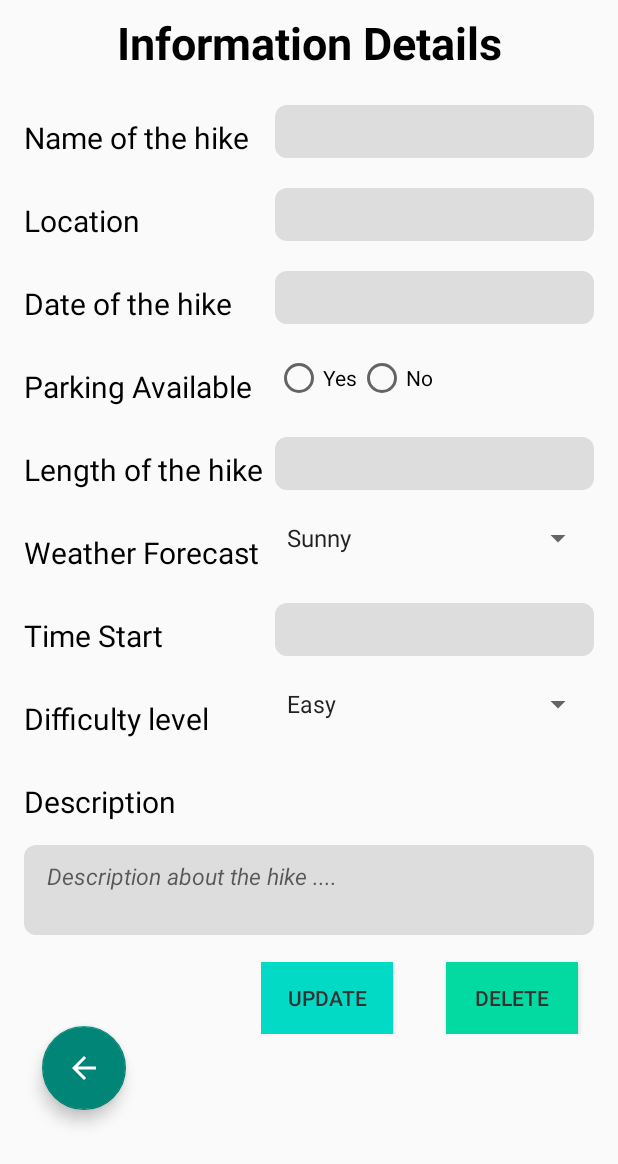
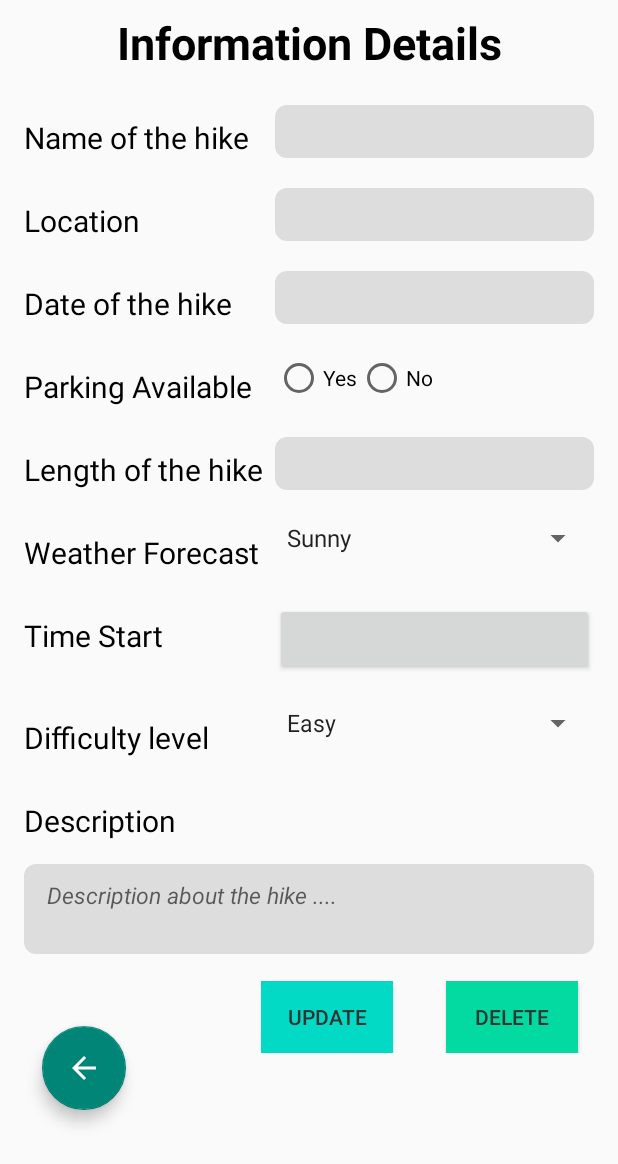
Before and after one commit to 1Ir-is/COMP1786-CourseWork, an Android app: the UpdateActivity screen opened directly, with no data from a screen before it, on a phone screen of 412 x 824 dp. Shown: the top 1164 px of the screen. Run offline under Robolectric (Android 15) with nearby library versions, the phone set to English and light mode, and no system bars.

Commit message:
fix: add the time picker for the UpdateActivity

```diff
--- a/app/src/main/java/com/example/coursework/activities/UpdateActivity.java
+++ b/app/src/main/java/com/example/coursework/activities/UpdateActivity.java
@@ -5,6 +5,7 @@ import androidx.appcompat.app.AlertDialog;
 import androidx.appcompat.app.AppCompatActivity;
 
 import android.app.Activity;
+import android.app.TimePickerDialog;
 import android.content.DialogInterface;
 import android.content.Intent;
 import android.os.Bundle;
@@ -15,6 +16,7 @@ import android.widget.EditText;
 import android.widget.RadioGroup;
 import android.widget.RadioButton;
 import android.widget.Spinner;
+import android.widget.TimePicker;
 import android.widget.Toast;
 
 import com.example.coursework.database.DatabaseHelper;
@@ -22,13 +24,16 @@ import com.example.coursework.R;
 import com.example.coursework.fragment.HomeFragment;
 import com.google.android.material.floatingactionbutton.FloatingActionButton;
 
+import java.util.Calendar;
+import java.util.Locale;
+
 public class UpdateActivity extends AppCompatActivity {
 
-    EditText nameInputUpdate, locationInputUpdate, dateInputUpdate, lengthInputUpdate, estimatedTimeUpdate, descriptionInputUpdate;
+    EditText nameInputUpdate, locationInputUpdate, dateInputUpdate, lengthInputUpdate, descriptionInputUpdate;
     RadioGroup parkingRadioGroup;
     Spinner hikeWeatherForecastSpinner, hikeDifficultyLevelSpinner;
     RadioButton radioButtonYes, radioButtonNo;
-    Button updateButton, deleteButton;
+    Button updateButton, deleteButton, estimatedTimeUpdate;
     FloatingActionButton backButton;
     String id, name, location, date, parkingAvailable, length, weatherForecast, estimatedTime, difficultyLevel, description;
 
@@ -41,10 +46,13 @@ public class UpdateActivity extends AppCompatActivity {
         locationInputUpdate = findViewById(R.id.hike_location_text_update);
         dateInputUpdate = findViewById(R.id.hike_date_text_update);
         lengthInputUpdate = findViewById(R.id.hike_length_text_update);
-        estimatedTimeUpdate = findViewById(R.id.hike_time_estimated_text_update);
         descriptionInputUpdate = findViewById(R.id.hike_description_text_update);
+
+        estimatedTimeUpdate = findViewById(R.id.hike_estimated_time_update_button);
+
         hikeWeatherForecastSpinner = findViewById(R.id.hike_weather_forecast_spinner);
         hikeDifficultyLevelSpinner = findViewById(R.id.hike_difficulty_level_spinner);
+
         parkingRadioGroup = findViewById(R.id.parking_available_radio_group);
         radioButtonYes = findViewById(R.id.radio_yes);
         radioButtonNo = findViewById(R.id.radio_no);
@@ -60,18 +68,21 @@ public class UpdateActivity extends AppCompatActivity {
             @Override
             public void onClick(View view) {
                 DatabaseHelper databaseHelper = new DatabaseHelper(UpdateActivity.this);
+
+                // get the input data
                 name = nameInputUpdate.getText().toString().trim();
                 location = locationInputUpdate.getText().toString().trim();
                 date = dateInputUpdate.getText().toString().trim();
                 length = lengthInputUpdate.getText().toString().trim();
                 estimatedTime = estimatedTimeUpdate.getText().toString().trim();
-
                 description = descriptionInputUpdate.getText().toString().trim();
 
+                // get the radio button data
                 int selectedId = parkingRadioGroup.getCheckedRadioButtonId();
                 RadioButton selectedRadioButton = findViewById(selectedId);
                 parkingAvailable = selectedRadioButton.getText().toString();
 
+                // get the spinner data
                 weatherForecast = hikeWeatherForecastSpinner.getSelectedItem().toString();
                 difficultyLevel = hikeDifficultyLevelSpinner.getSelectedItem().toString();
 
@@ -82,6 +93,25 @@ public class UpdateActivity extends AppCompatActivity {
                 intent.putExtra("fragmentToLoad", "home_fragment");
                 startActivity(intent);
                 finish(); // end UpdateActivity
+            }
+        });
+
+        estimatedTimeUpdate.setOnClickListener(new View.OnClickListener() {
+            @Override
+            public void onClick(View view) {
+                Calendar calendar = Calendar.getInstance();
+                int hour = calendar.get(Calendar.HOUR_OF_DAY);
+                int minute = calendar.get(Calendar.MINUTE);
+
+                TimePickerDialog timePickerDialog = new TimePickerDialog(UpdateActivity.this, new TimePickerDialog.OnTimeSetListener() {
+                    @Override
+                    public void onTimeSet(TimePicker timePicker, int hourOfDay, int minute) {
+                        String selectedTime = String.format(Locale.getDefault(), "%02d:%02d", hourOfDay, minute);
+                        estimatedTimeUpdate.setText(selectedTime);
+                    }
+                }, hour, minute, android.text.format.DateFormat.is24HourFormat(UpdateActivity.this));
+
+                timePickerDialog.show();
             }
         });
 
--- a/app/src/main/res/layout/activity_update.xml
+++ b/app/src/main/res/layout/activity_update.xml
@@ -250,23 +250,12 @@
                 app:layout_constraintTop_toBottomOf="@+id/radioGroupParking"
                 tools:ignore="RtlSymmetry" />
 
-            <EditText
-                android:id="@+id/hike_time_estimated_text_update"
+            <Button
+                android:id="@+id/hike_estimated_time_update_button"
                 android:layout_width="0dp"
-                android:layout_height="match_parent"
+                android:layout_height="wrap_content"
                 android:layout_weight="1"
-                android:paddingStart="15dp"
-                android:textStyle="italic"
-                android:textColor="@color/text_color"
-                android:background="@drawable/input_background"
-                android:ems="10"
-                android:inputType="number"
-                android:text=""
-                android:textSize="20sp"
-                app:layout_constraintEnd_toEndOf="parent"
-                app:layout_constraintStart_toStartOf="parent"
-                app:layout_constraintTop_toBottomOf="@+id/lengthHike"
-                tools:ignore="RtlSymmetry" />
+                android:textSize="20sp" />
         </TableRow>
 
         <TableRow
```
